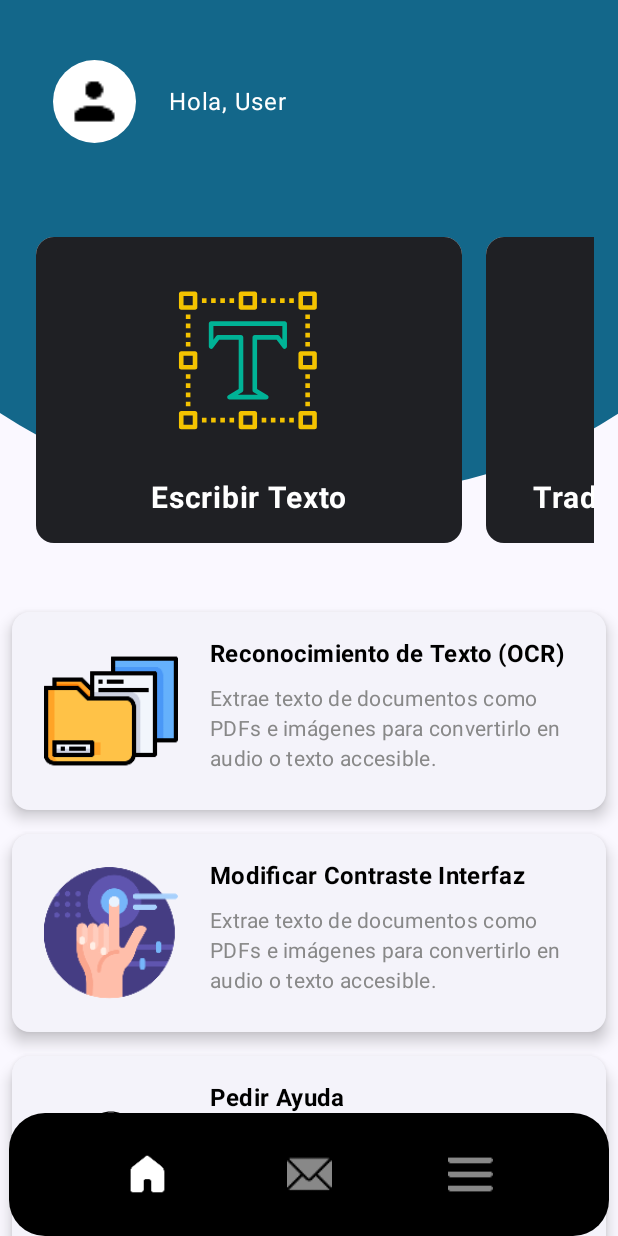
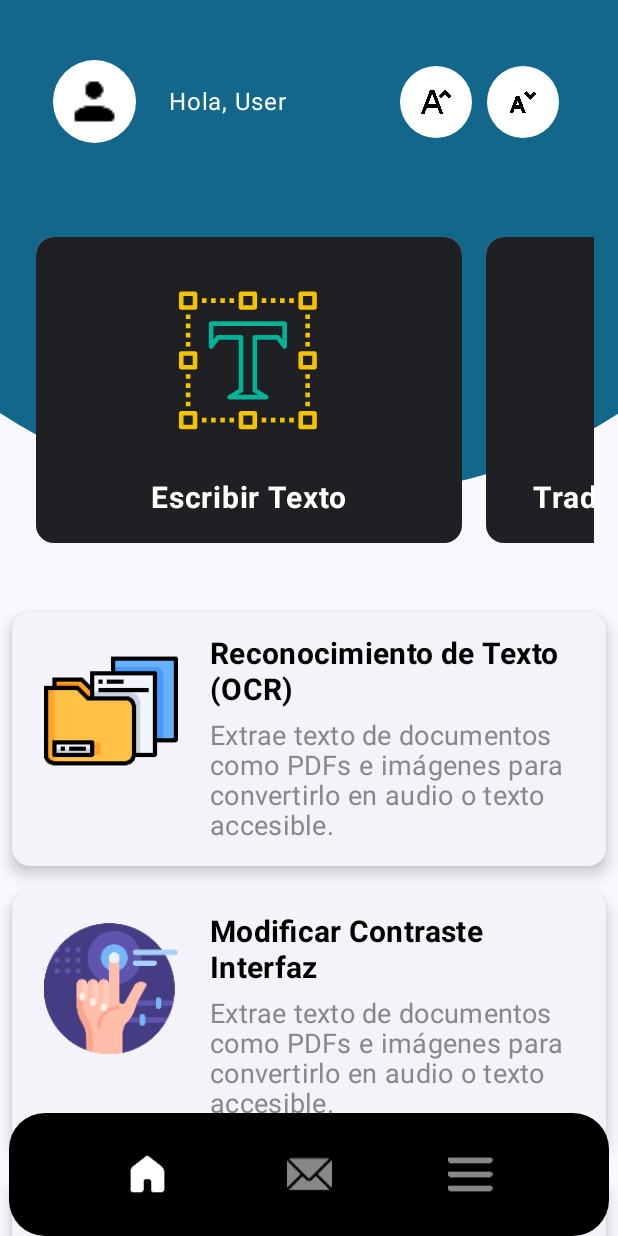
Before and after one commit to franpvp/DocuVoiceApp, an Android app built with Jetpack Compose: the home screen opened through its navigation route, on a phone screen of 412 x 824 dp. Run offline under Robolectric (Android 15) with nearby library versions, the phone set to English and light mode, and no system bars; our stand-ins replace Firebase (no records; nobody signed in at launch, a user with empty details on screens opened directly); pictures from the network do not load.

Commit message:
Se agregan botones para modificar tamaño de las letras

```diff
--- a/app/src/main/java/com/duocuc/docuvoiceapp/MainActivity.kt
+++ b/app/src/main/java/com/duocuc/docuvoiceapp/MainActivity.kt
@@ -77,7 +77,7 @@ fun MyApp() {
 
     NavHost(
         navController = navController,
-        startDestination = "login"
+        startDestination = "home"
     ) {
         composable("login") {
             Login(
--- a/app/src/main/java/com/duocuc/docuvoiceapp/components/Home.kt
+++ b/app/src/main/java/com/duocuc/docuvoiceapp/components/Home.kt
@@ -40,9 +40,11 @@ import androidx.compose.foundation.rememberScrollState
 import androidx.compose.foundation.shape.CircleShape
 import androidx.compose.foundation.shape.RoundedCornerShape
 import androidx.compose.material3.Button
+import androidx.compose.material3.ButtonDefaults
 import androidx.compose.material3.Card
 import androidx.compose.material3.CardDefaults
 import androidx.compose.material3.ElevatedCard
+import androidx.compose.material3.IconButton
 import androidx.compose.material3.TextButton
 import androidx.compose.material3.TextField
 import androidx.compose.ui.draw.clip
@@ -68,12 +70,15 @@ fun Home(navController: NavController) {
     var imageUri by remember { mutableStateOf<Uri?>(null) }
     var textInput by remember { mutableStateOf("") }
     val sharedPreferences = context.getSharedPreferences("MisMensajesPrefs", Context.MODE_PRIVATE)
+    val sharedPreferencesFonts = context.getSharedPreferences("MisPreferencias", Context.MODE_PRIVATE)
     var isDialogVisible by remember { mutableStateOf(false) }
     var isSpeechDialogVisible by remember { mutableStateOf(false) }
     var speechText by remember { mutableStateOf("") }
     val speechRecognizer = remember { SpeechRecognizer.createSpeechRecognizer(context) }
-    val handler = Handler(Looper.getMainLooper())
-    var silencioDetectado = false
+    val isListening = remember { mutableStateOf(false) }
+    var fontSize by remember {
+        mutableStateOf(sharedPreferencesFonts.getFloat("fontSize", 20f))
+    }
 
     val recognizerIntent = remember {
         Intent(RecognizerIntent.ACTION_RECOGNIZE_SPEECH).apply {
@@ -94,52 +99,48 @@ fun Home(navController: NavController) {
         }
     }
 
-     val detenerSiNoHayVoz = Runnable {
-        Log.d("Speech", "No hay voz detectada por 3s, deteniendo micrófono")
-        speechRecognizer.stopListening()
-    }
-
     val recognizerListener = object : RecognitionListener {
-        override fun onReadyForSpeech(p0: Bundle?) {
+        override fun onReadyForSpeech(params: Bundle?) {
             Log.d("SpeechRecognizer", "Listo para escuchar")
-            silencioDetectado = false
+            isListening.value = true
+            speechText = "Escuchando..."
         }
 
         override fun onBeginningOfSpeech() {
             Log.d("SpeechRecognizer", "Escuchando...")
-            silencioDetectado = false
-            handler.removeCallbacks(detenerSiNoHayVoz)
         }
 
         override fun onRmsChanged(p0: Float) {
-            if (p0 > 0.8) {
-                // Si se detecta sonido, reiniciamos el temporizador de silencio
-                handler.removeCallbacks(detenerSiNoHayVoz)
-                silencioDetectado = false
-            } else if (!silencioDetectado) {
-                // Si no se detecta sonido, iniciamos temporizador de silencio
-                silencioDetectado = true
-                handler.postDelayed(detenerSiNoHayVoz, 5000)
-            }
         }
 
         override fun onBufferReceived(p0: ByteArray?) {
         }
 
         override fun onEndOfSpeech() {
-            Log.d("SpeechRecognizer", "Procesando...")
+            Log.d("SpeechRecognizer", "Fin del discurso")
+            isListening.value = false
         }
 
-        override fun onError(p0: Int) {
-            Log.d("SpeechRecognizer", "Error al escuchar")
+        override fun onError(error: Int) {
+            Log.d("SpeechRecognizer", "Error al escuchar: $error")
+            isListening.value = false
+            speechText = "Error en el reconocimiento. Intente de nuevo."
         }
 
-        override fun onResults(p0: Bundle?) {
-            val matches = p0?.getStringArrayList(SpeechRecognizer.RESULTS_RECOGNITION)
-            speechText = matches?.firstOrNull() ?: "Intente nuevamente"
+        override fun onResults(results: Bundle?) {
+            val matches = results?.getStringArrayList(SpeechRecognizer.RESULTS_RECOGNITION)
+            if (!matches.isNullOrEmpty()) {
+                speechText = matches[0] // Captura el primer resultado
+            } else {
+                speechText = "No se detectó voz. Intente de nuevo."
+            }
         }
 
-        override fun onPartialResults(p0: Bundle?) {
+        override fun onPartialResults(partialResults: Bundle?) {
+            val matches = partialResults?.getStringArrayList(SpeechRecognizer.RESULTS_RECOGNITION)
+            if (!matches.isNullOrEmpty()) {
+                speechText = matches[0] // Muestra el texto parcial mientras habla
+            }
         }
 
         override fun onEvent(p0: Int, p1: Bundle?) {
@@ -147,7 +148,9 @@ fun Home(navController: NavController) {
 
     }
 
-    speechRecognizer.setRecognitionListener(recognizerListener)
+    LaunchedEffect(speechRecognizer) {
+        speechRecognizer.setRecognitionListener(recognizerListener)
+    }
 
     val launcher = rememberLauncherForActivityResult(
         contract = ActivityResultContracts.GetContent(),
@@ -158,6 +161,10 @@ fun Home(navController: NavController) {
         }
     )
 
+    fun saveFontSize(size: Float) {
+        sharedPreferences.edit().putFloat("fontSize", size).apply()
+    }
+
     // Función para guardar mensaje localmente
     fun guardarMensaje(context: Context, message: String) {
         val sharedPreferences: SharedPreferences =
@@ -166,7 +173,6 @@ fun Home(navController: NavController) {
     }
 
     val userNameState = remember { mutableStateOf("User") }
-
     // Obtener referencia a la base de datos
     val database = FirebaseDatabase.getInstance().reference
     val auth = FirebaseAuth.getInstance()
@@ -219,7 +225,7 @@ fun Home(navController: NavController) {
         ) {
             Row(
                 verticalAlignment = Alignment.CenterVertically, // Centra verticalmente
-                horizontalArrangement = Arrangement.Start, // Alineación hacia la izquierda
+                horizontalArrangement = Arrangement.SpaceBetween, // Alineación hacia la izquierda
                 modifier = Modifier
                     .fillMaxWidth()
             ) {
@@ -256,7 +262,55 @@ fun Home(navController: NavController) {
                     modifier = Modifier
                         .padding(start = 10.dp)
                 )
+
+                Row(
+                    horizontalArrangement = Arrangement.End,
+                    modifier = Modifier
+                        .fillMaxWidth()
+                        .wrapContentWidth()
+                ) {
+                    IconButton(
+                        onClick = {
+                            if (fontSize < 25f) {
+                                fontSize += 2f
+                                saveFontSize(fontSize)
+                            }
+                        },
+                        modifier = Modifier
+                            .size(48.dp) // Tamaño del botón
+                            .background(Color.White, CircleShape) // Fondo circular
+                    ) {
+                        Image(
+                            painter = painterResource(id = R.drawable.aumentar_fuente),
+                            contentDescription = "Aumentar letra",
+                            modifier = Modifier.size(24.dp) // Tamaño del ícono
+                        )
+                    }
+
+                    Spacer(modifier = Modifier.width(10.dp)) // Espacio entre botones
+
+                    IconButton(
+                        onClick = {
+                            if (fontSize > 15f) {
+                                fontSize -= 2f
+                                saveFontSize(fontSize)
+                            }
+                        },
+                        modifier = Modifier
+                            .size(48.dp) // Tamaño del botón
+                            .background(Color.White, CircleShape) // Fondo circular
+                    ) {
+                        Image(
+                            painter = painterResource(id = R.drawable.disminuir_fuente),
+                            contentDescription = "Disminuir letra",
+                            modifier = Modifier.size(24.dp) // Tamaño del ícono
+                        )
+                    }
+                }
             }
+
+            Spacer(modifier = Modifier.height(16.dp))
+
         }
 
         Box(
@@ -330,7 +384,7 @@ fun Home(navController: NavController) {
                                     text = cardText,
                                     modifier = Modifier.align(Alignment.CenterHorizontally),
                                     color = Color.White,
-                                    fontSize = 20.sp,
+                                    fontSize = fontSize.sp,
                                     fontWeight = FontWeight.Bold
                                 )
 
@@ -355,20 +409,23 @@ fun Home(navController: NavController) {
             FuncionalidadCard(
                 title = "Reconocimiento de Texto (OCR)",
                 description = "Extrae texto de documentos como PDFs e imágenes para convertirlo en audio o texto accesible.",
-                imageResId = R.drawable.file,  // Agregar imagen relevante
-                onClick = {  }
+                imageResId = R.drawable.file,
+                fontSize = fontSize,
+                onClick = { }
             )
             FuncionalidadCard(
                 title = "Modificar Contraste Interfaz",
                 description = "Extrae texto de documentos como PDFs e imágenes para convertirlo en audio o texto accesible.",
-                imageResId = R.drawable.interfaz,  // Agregar imagen relevante
-                onClick = {  }
+                imageResId = R.drawable.interfaz,
+                fontSize = fontSize,
+                onClick = { }
             )
             FuncionalidadCard(
                 title = "Pedir Ayuda",
                 description = "Genera un sonido para solicitar ayuda",
                 imageResId = R.raw.help,
-                onClick = { /* Acción al hacer clic */ }
+                fontSize = fontSize,
+                onClick = { }
             )
             Spacer(modifier = Modifier.height(64.dp))
         }
@@ -441,6 +498,7 @@ fun Home(navController: NavController) {
                         Text(
                             text = "Ingrese texto",
                             style = MaterialTheme.typography.bodyLarge,
+                            fontSize = fontSize.sp,
                             fontWeight = FontWeight.Bold,
                             textAlign = TextAlign.Center
                         )
@@ -494,6 +552,7 @@ fun Home(navController: NavController) {
                     ) {
                         Text(
                             text = speechText,
+                            fontSize = fontSize.sp,
                             modifier = Modifier.padding(bottom = 8.dp)
                         )
                         Spacer(modifier = Modifier.height(16.dp))
@@ -510,6 +569,7 @@ fun FuncionalidadCard(
     title: String,
     description: String,
     imageResId: Int,
+    fontSize: Float,
     onClick: () -> Unit
 ) {
     ElevatedCard(
@@ -565,12 +625,14 @@ fun FuncionalidadCard(
             ) {
                 Text(
                     text = title,
+                    fontSize = fontSize.sp,
                     style = MaterialTheme.typography.titleMedium.copy(fontWeight = FontWeight.Bold),
                     color = Color.Black
                 )
                 Spacer(modifier = Modifier.height(8.dp))
                 Text(
                     text = description,
+                    fontSize = (fontSize - 2).sp,
                     style = MaterialTheme.typography.bodyMedium,
                     color = Color.Gray
                 )
```
Also changed, not shown: app/src/main/res/ drawable-anydpi/aumentar_fuente.png (added), app/src/main/res/ drawable-anydpi/disminuir_fuente.png (added), app/src/main/res/ drawable-anydpi/editar.png (added), app/src/main/res/drawable-hdpi/aumentar_fuente.png (added), app/src/main/res/drawable-hdpi/disminuir_fuente.png (added), app/src/main/res/drawable-hdpi/editar.png (added), app/src/main/res/drawable-mdpi/aumentar_fuente.png (added), app/src/main/res/drawable-mdpi/disminuir_fuente.png (added), app/src/main/res/drawable-mdpi/editar.png (added), app/src/main/res/drawable-xhdpi/aumentar_fuente.png (added), app/src/main/res/drawable-xhdpi/disminuir_fuente.png (added), app/src/main/res/drawable-xhdpi/editar.png (added), app/src/main/res/drawable-xxhdpi/aumentar_fuente.png (added), app/src/main/res/drawable-xxhdpi/disminuir_fuente.png (added), 4 more files.
